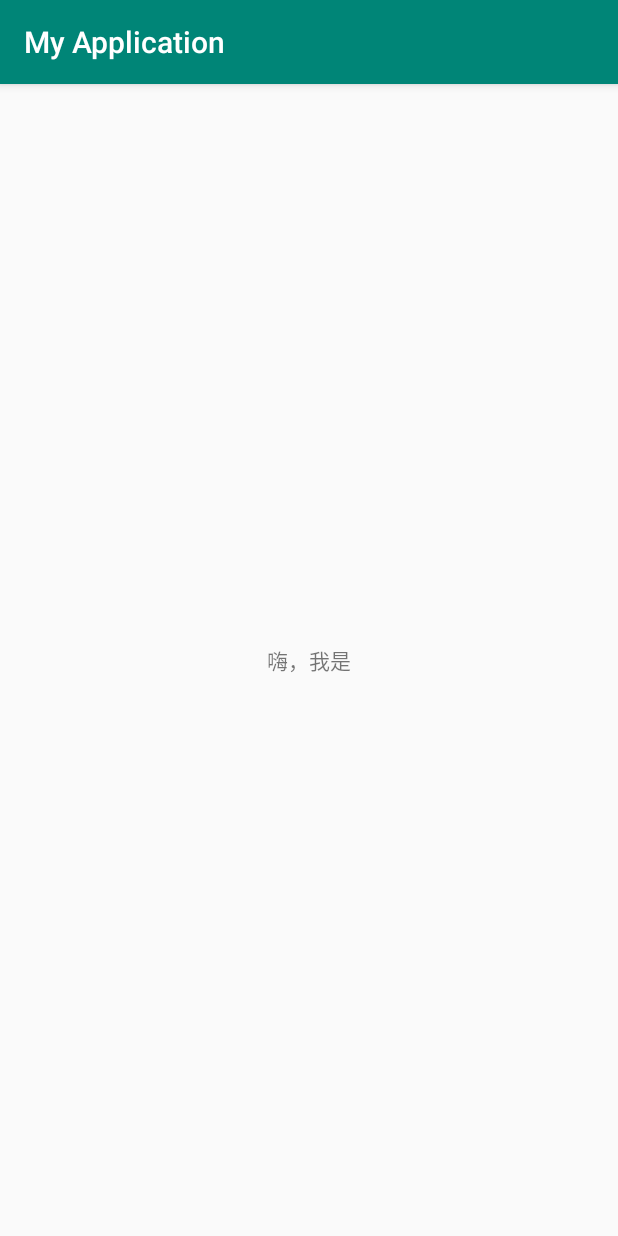
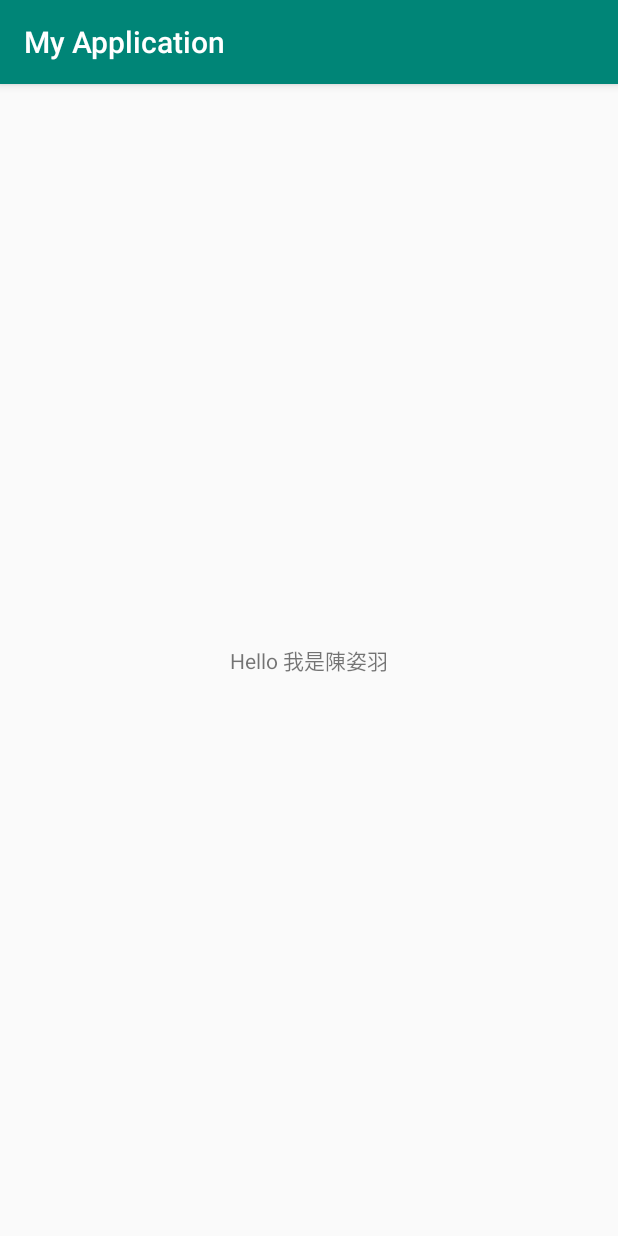
Before and after one commit to pupss95263/MyApplication, an Android app: the screen it shows after launch (MainActivity), on a phone screen of 412 x 824 dp. Run offline under Robolectric (Android 15) with nearby library versions, the phone set to English and light mode, and no system bars.

Commit message:
合併後，再次修改txv顯示的文字

```diff
--- a/app/src/main/java/com/example/myapplication/MainActivity.java
+++ b/app/src/main/java/com/example/myapplication/MainActivity.java
@@ -11,8 +11,8 @@ public class MainActivity extends AppCompatActivity {
         super.onCreate(savedInstanceState);
         setContentView(R.layout.activity_main);
         TextView txv = (TextView) findViewById(R.id.txv);
-        txv.setText("嗨，我是");
-        //TestMaster();陳姿羽
+        txv.setText("Hello 我是陳姿羽");
+        //TestMaster();
         //TestDev();
     }
     public void TestMaster(){
@@ -20,6 +20,7 @@ public class MainActivity extends AppCompatActivity {
         txv.setText("Master分支");
     }
 
+
     public void TestDev(){
         TextView txv = (TextView) findViewById(R.id.txv);
         txv.setText("Dev分支");
```
